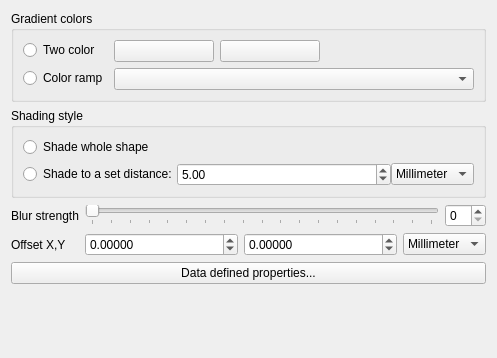
The window that src/ui/symbollayer/widget_shapeburstfill.ui (carsmie/QGIS) describes before a commit, drawn with Qt 5.
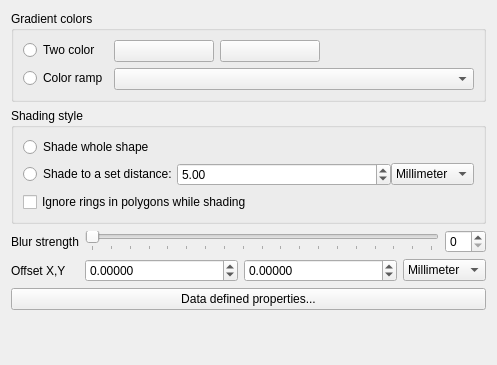
The same window after the commit. Custom widgets are drawn as their Qt base class.

Commit message: Add option to ignore interior polygon rings when calculating buffered shading for shapeburst fill mode (can be useful for eg ignoring islands when shading water bodies)

```diff
--- a/src/ui/symbollayer/widget_shapeburstfill.ui
+++ b/src/ui/symbollayer/widget_shapeburstfill.ui
@@ -7,7 +7,7 @@
     <x>0</x>
     <y>0</y>
     <width>497</width>
-    <height>358</height>
+    <height>365</height>
    </rect>
   </property>
   <property name="windowTitle">
@@ -105,6 +105,13 @@
         </property>
        </widget>
       </item>
+      <item row="2" column="0">
+       <widget class="QCheckBox" name="mIgnoreRingsCheckBox">
+        <property name="text">
+         <string>Ignore rings in polygons while shading</string>
+        </property>
+       </widget>
+      </item>
       <item row="1" column="0" colspan="2">
        <layout class="QHBoxLayout" name="horizontalLayout_3">
         <property name="spacing">
@@ -152,14 +159,14 @@
      </layout>
     </widget>
    </item>
-   <item row="2" column="0">
+   <item row="4" column="0">
     <widget class="QLabel" name="label">
      <property name="text">
       <string>Blur strength</string>
      </property>
     </widget>
    </item>
-   <item row="2" column="1">
+   <item row="4" column="1">
     <layout class="QHBoxLayout" name="horizontalLayout_4">
      <item>
       <widget class="QSlider" name="mBlurSlider">
@@ -195,14 +202,14 @@
      </item>
     </layout>
    </item>
-   <item row="3" column="0">
+   <item row="5" column="0">
     <widget class="QLabel" name="label_6">
      <property name="text">
       <string>Offset X,Y</string>
      </property>
     </widget>
    </item>
-   <item row="3" column="1">
+   <item row="5" column="1">
     <layout class="QHBoxLayout" name="horizontalLayout">
      <item>
       <widget class="QDoubleSpinBox" name="spinOffsetX">
@@ -264,7 +271,7 @@
      </item>
     </layout>
    </item>
-   <item row="4" column="0" colspan="2">
+   <item row="6" column="0" colspan="2">
     <widget class="QPushButton" name="mDataDefinedPropertiesButton">
      <property name="sizePolicy">
       <sizepolicy hsizetype="Minimum" vsizetype="Fixed">
```
The commit also changes 7 other files.
